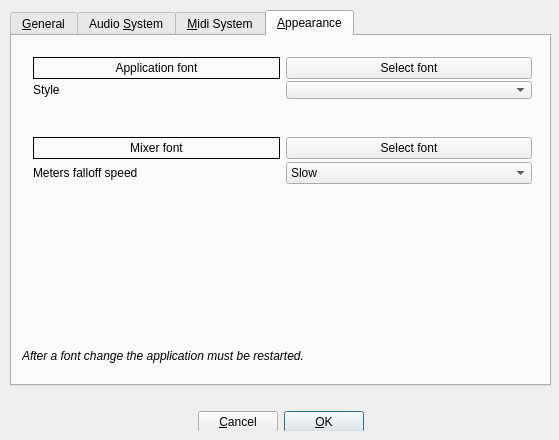
Qt form src/gui/src/UI/PreferencesDialog_UI.ui (hydrogen-music/hydrogen) before a commit.
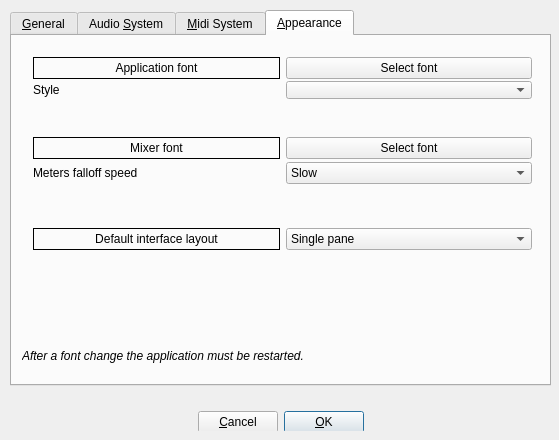
The same form after that commit. The open tabs and pages were chosen to show the change. Custom widgets are drawn as their Qt base class.

Commit message: [undo]added default layout type combo to the appearance tab of the preferences dialog

Diff of the .ui file:
```diff
--- a/src/gui/src/UI/PreferencesDialog_UI.ui
+++ b/src/gui/src/UI/PreferencesDialog_UI.ui
@@ -1011,6 +1011,63 @@
       </item>
      </layout>
     </widget>
+    <widget class="QWidget" name="layoutWidget_7">
+     <property name="geometry">
+      <rect>
+       <x>10</x>
+       <y>170</y>
+       <width>521</width>
+       <height>66</height>
+      </rect>
+     </property>
+     <layout class="QGridLayout" name="_2">
+      <item row="0" column="0">
+       <widget class="QLabel" name="mixerFontLbl_2">
+        <property name="minimumSize">
+         <size>
+          <width>0</width>
+          <height>22</height>
+         </size>
+        </property>
+        <property name="frameShape">
+         <enum>QFrame::Box</enum>
+        </property>
+        <property name="midLineWidth">
+         <number>0</number>
+        </property>
+        <property name="text">
+         <string>Default interface layout</string>
+        </property>
+        <property name="alignment">
+         <set>Qt::AlignCenter</set>
+        </property>
+        <property name="margin">
+         <number>0</number>
+        </property>
+       </widget>
+      </item>
+      <item row="0" column="1">
+       <widget class="QComboBox" name="uiLayoutComboBox">
+        <property name="minimumSize">
+         <size>
+          <width>0</width>
+          <height>22</height>
+         </size>
+        </property>
+        <item>
+         <property name="text">
+          <string>Single pane</string>
+         </property>
+        </item>
+        <item>
+         <property name="text">
+          <string>Tabbed</string>
+         </property>
+        </item>
+       </widget>
+      </item>
+     </layout>
+    </widget>
    </widget>
   </widget>
  </widget>
```
Left out of the diff: 2 changed lines with no effect on the pictures. The commit also changes 1 other file.
